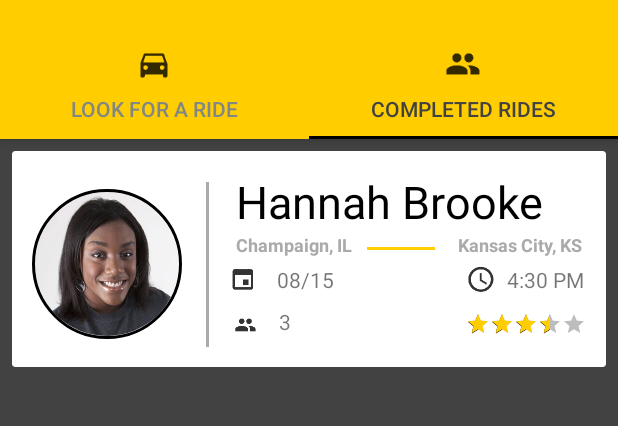
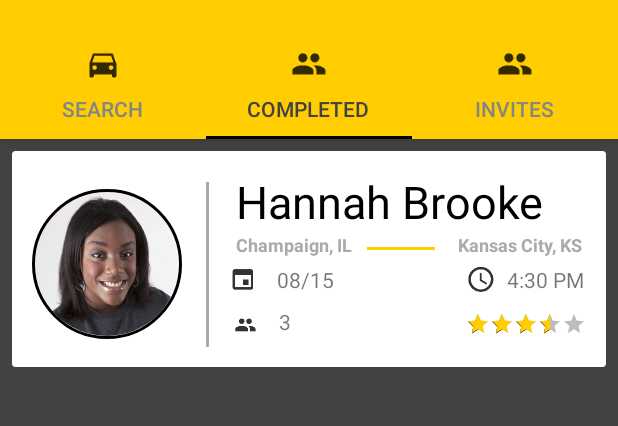
Before and after one commit to sudo-rm-rf-523/RideShare-AndroidApp, an Android app: the TabActivity screen opened directly, with no data from a screen before it, tab 2 chosen, on a phone screen of 412 x 824 dp, the part 142-568 px from its top. Run offline under Robolectric (Android 15) with nearby library versions, the phone set to English and light mode, and no system bars; our stand-ins replace CircleImageView; libraries missing offline, so code that uses them is left out: junit.framework.

Commit message:
Three tabs

```diff
--- a/RideShare/app/src/main/java/sudo_rm_rf/rideshare/TabActivity.java
+++ b/RideShare/app/src/main/java/sudo_rm_rf/rideshare/TabActivity.java
@@ -20,6 +20,7 @@ public class TabActivity extends AppCompatActivity {
     private ViewPager viewPager;
     private int[] tabIcons = {
             R.drawable.ic_car,
+            R.drawable.ic_group_name,
             R.drawable.ic_group_name
     };
 
@@ -49,12 +50,14 @@ public class TabActivity extends AppCompatActivity {
     private void setupTabIcons() {
         tabLayout.getTabAt(0).setIcon(tabIcons[0]);
         tabLayout.getTabAt(1).setIcon(tabIcons[1]);
+        tabLayout.getTabAt(2).setIcon(tabIcons[2]);
     }
 
     private void setupViewPager(ViewPager viewPager) {
         ViewPagerAdapter adapter = new ViewPagerAdapter(getSupportFragmentManager());
-        adapter.addFragment(new OneFragment(), "LOOK FOR A RIDE");
-        adapter.addFragment(new TwoFragment(), "COMPLETED RIDES");
+        adapter.addFragment(new OneFragment(), "SEARCH");
+        adapter.addFragment(new TwoFragment(), "COMPLETED");
+        adapter.addFragment(new ThreeFragment(), "INVITES");
         viewPager.setAdapter(adapter);
     }
 
--- /dev/null
+++ b/RideShare/app/src/main/java/sudo_rm_rf/rideshare/ThreeFragment.java
@@ -0,0 +1,57 @@
+package sudo_rm_rf.rideshare;
+
+import android.content.Context;
+import android.net.Uri;
+import android.os.Bundle;
+import android.support.v4.app.Fragment;
+import android.support.v7.widget.DefaultItemAnimator;
+import android.support.v7.widget.LinearLayoutManager;
+import android.support.v7.widget.RecyclerView;
+import android.view.LayoutInflater;
+import android.view.View;
+import android.view.ViewGroup;
+
+import java.util.ArrayList;
+
+
+
+public class ThreeFragment extends Fragment {
+
+    private static RecyclerView.Adapter adapter;
+    private RecyclerView.LayoutManager layoutManager;
+    private static RecyclerView recyclerView;
+    private static ArrayList<Driver> data;
+    static View.OnClickListener myOnClickListener;
+    private static ArrayList<Integer> removedItems;
+
+    public ThreeFragment() {
+        // Required empty public constructor
+    }
+
+    @Override
+    public void onCreate(Bundle savedInstanceState) {
+        super.onCreate(savedInstanceState);
+    }
+
+    @Override
+    public View onCreateView(LayoutInflater inflater, ViewGroup container,
+                             Bundle savedInstanceState) {
+        // Inflate the layout for this fragment
+        View myView = inflater.inflate(R.layout.fragment_two, container, false);
+        recyclerView = (RecyclerView) myView.findViewById(R.id.my_recycler_view);
+
+        //Set the layout and animation for this activity.
+        layoutManager = new LinearLayoutManager(getActivity());
+        recyclerView.setLayoutManager(layoutManager);
+        recyclerView.setItemAnimator(new DefaultItemAnimator());
+
+        //Get the data of the Drivers.
+        data = Driver.getdriversFromFile("drivers.json", getActivity());
+        data = new ArrayList<Driver>(data.subList(8,data.size()-1));
+
+        //Set the adapter
+        adapter = new CustomAdapter(data, true);
+        recyclerView.setAdapter(adapter);
+        return myView;
+    }
+}
```
Also changed, not shown: RideShare/app/src/main/res/layout/fragment_three.xml (added, +30 -0 lines).
